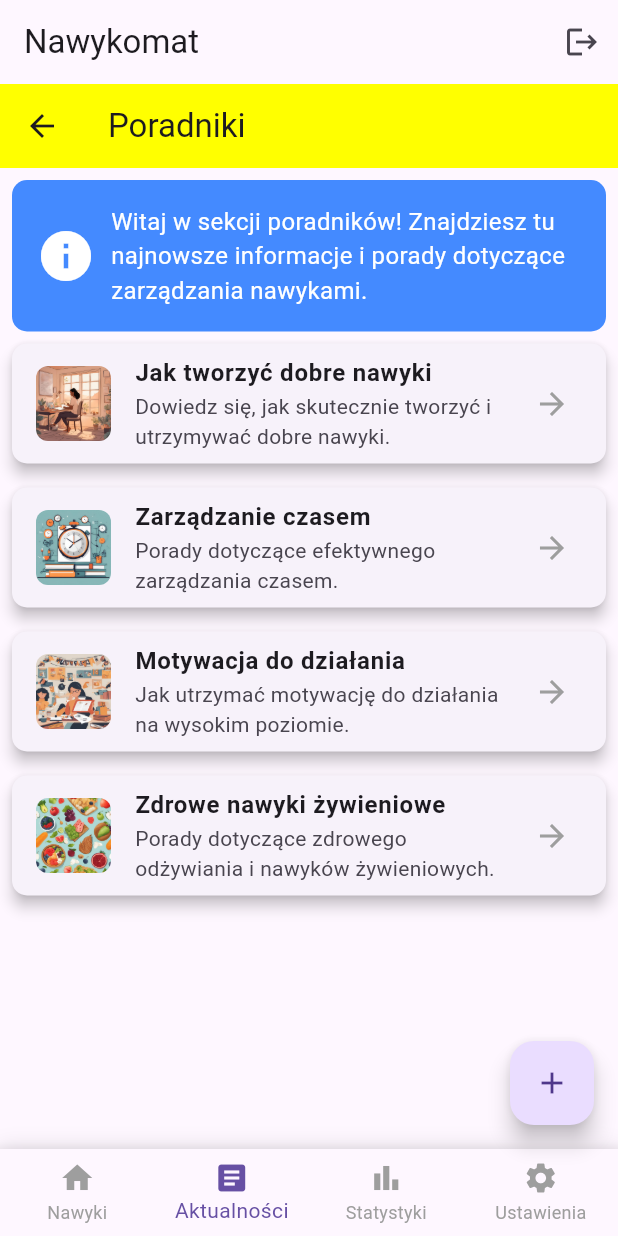
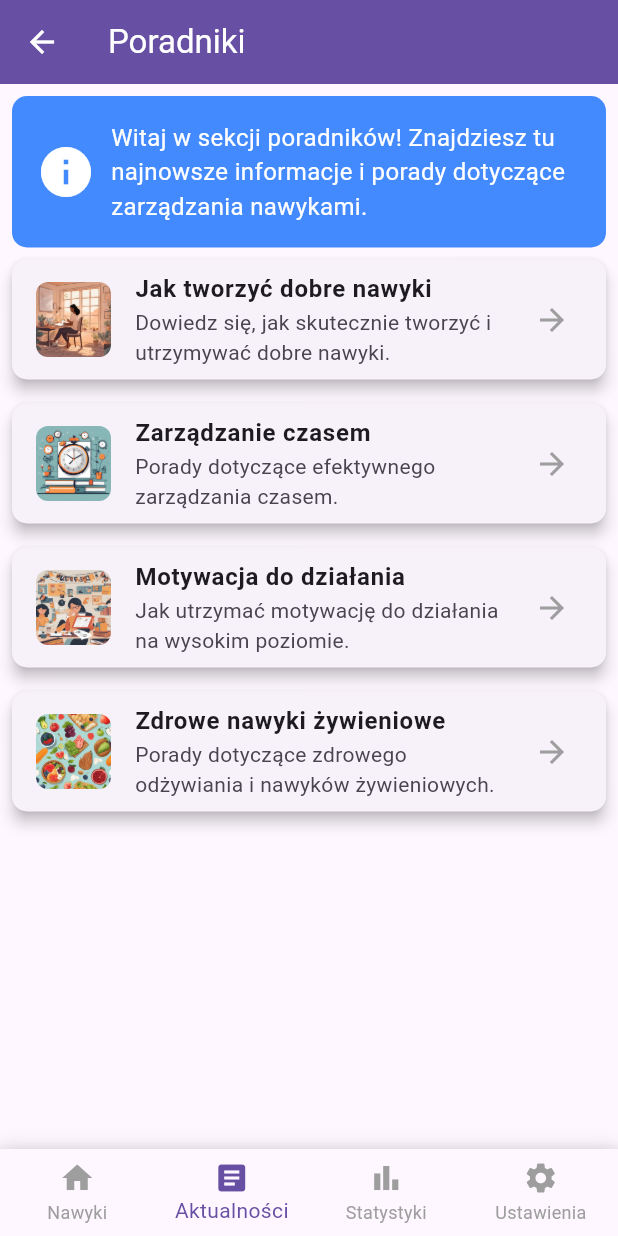
Before and after one commit to devglz/nawykomat-habit-app, a Flutter app: the HomePage screen opened by its route, item 2 of the bottom bar chosen, on a phone screen of 412 x 824 dp. Run offline on Flutter 3.47's test engine with Material 3 defaults, Android fonts, the light colour scheme and no system bars; our stand-ins replace cloud_firestore, firebase_auth, firebase_core, fl_chart, flutter_svg, google_sign_in and 1 more; accounts and stored records are empty.

Commit message:
aktualizacja news_page

```diff
--- a/lib/ui/home/home_page.dart
+++ b/lib/ui/home/home_page.dart
@@ -18,9 +18,8 @@ class HomePage extends StatefulWidget {
 class _HomePageState extends State<HomePage> {
   int _currentIndex = 0;
 
-  // Przywracamy oryginalne strony dla dolnej nawigacji
   final List<Widget> _pages = [
-    const HomePageContent(),  // Nowa główna strona z zakładkami
+    const HomePageContent(),
     const NewsPage(),
     const ProgressPage(),
     const SettingsPage(),
@@ -29,9 +28,11 @@ class _HomePageState extends State<HomePage> {
   @override
   Widget build(BuildContext context) {
     return Scaffold(
-      appBar: AppBar(
+      appBar: _currentIndex == 0
+          ? AppBar(
               title: const Text('Nawykomat'),
-        automaticallyImplyLeading: false, // Usuń strzałkę po lewej stronie
+              backgroundColor: Colors.white,
+              automaticallyImplyLeading: false,
               actions: [
                 IconButton(
                   icon: const Icon(Icons.logout),
@@ -41,12 +42,15 @@ class _HomePageState extends State<HomePage> {
                   },
                 ),
               ],
-      ),
+            )
+          : null,
       body: _pages[_currentIndex],
-      floatingActionButton: FloatingActionButton(
+      floatingActionButton: _currentIndex == 0
+          ? FloatingActionButton(
               onPressed: () => Navigator.pushNamed(context, '/addHabit'),
               child: const Icon(Icons.add),
-      ),
+            )
+          : null,
       bottomNavigationBar: CustomBottomNavigationBar(
         currentIndex: _currentIndex,
         onTap: (index) {
--- a/lib/ui/news/news_page.dart
+++ b/lib/ui/news/news_page.dart
@@ -1,5 +1,6 @@
 // lib/ui/news/news_page.dart
 import 'package:flutter/material.dart';
+import 'package:flutter/foundation.dart' show kIsWeb;
 
 class NewsPage extends StatelessWidget {
   const NewsPage({super.key});
@@ -8,10 +9,10 @@ class NewsPage extends StatelessWidget {
   Widget build(BuildContext context) {
     return Scaffold(
       appBar: AppBar(
-        title: const Text('Poradniki'),
-        backgroundColor: Colors.yellowAccent,
+        title: const Text('Poradniki', style: TextStyle(color: Colors.white)),
+        backgroundColor: const Color(0xFF6750A4),
         leading: IconButton(
-          icon: Icon(Icons.arrow_back),
+          icon: Icon(Icons.arrow_back, color: Colors.white),
           onPressed: () {
             Navigator.pushNamedAndRemoveUntil(context, '/home', (route) => false);
           },
@@ -138,22 +139,27 @@ class GuideDetailPage extends StatelessWidget {
     return Scaffold(
       appBar: AppBar(
         title: Text(title),
-
       ),
-      body: SingleChildScrollView(
+      body: Center(
+        child: ConstrainedBox(
+          constraints: BoxConstraints(maxWidth: 800),
+          child: SingleChildScrollView(
             child: Padding(
               padding: const EdgeInsets.all(16.0),
               child: Column(
-            crossAxisAlignment: CrossAxisAlignment.start,
+                crossAxisAlignment: CrossAxisAlignment.center,
                 children: [
                   Text(
                     title,
                     style: TextStyle(fontSize: 24, fontWeight: FontWeight.bold),
+                    textAlign: TextAlign.center,
                   ),
                   SizedBox(height: 16),
                   ClipRRect(
                     borderRadius: BorderRadius.circular(10),
-                child: Image.network(imageUrl),
+                    child: kIsWeb
+                        ? Image.network(imageUrl, height: 300, fit: BoxFit.cover)
+                        : Image.asset(imageUrl, height: 300, fit: BoxFit.cover),
                   ),
                   SizedBox(height: 16),
                   Container(
@@ -173,12 +179,15 @@ class GuideDetailPage extends StatelessWidget {
                     child: Text(
                       content,
                       style: TextStyle(fontSize: 16, height: 1.5),
+                      textAlign: TextAlign.center,
                     ),
                   ),
                 ],
               ),
             ),
           ),
+        ),
+      ),
     );
   }
 }
--- a/lib/ui/progress/progress_page.dart
+++ b/lib/ui/progress/progress_page.dart
@@ -93,10 +93,10 @@ class ProgressPage extends StatelessWidget {
         builder: (context, state, _) {
           return Scaffold(
             appBar: AppBar(
-              title: const Text('Statystyki i postępy'),
-              backgroundColor: Color.fromARGB(255, 255, 253, 208),
+              title: const Text('Statystyki i postępy', style: TextStyle(color: Colors.white)),
+              backgroundColor: const Color(0xFF6750A4),
               leading: IconButton(
-                icon: Icon(Icons.arrow_back),
+                icon: Icon(Icons.arrow_back, color: Colors.white),
                 onPressed: () {
                   Navigator.pushNamedAndRemoveUntil(context, '/home', (route) => false);
                 },
--- a/lib/ui/settings/notifications_page.dart
+++ b/lib/ui/settings/notifications_page.dart
@@ -74,8 +74,8 @@ class NotificationsPageState extends State<NotificationsPage> {
   Widget build(BuildContext context) {
     return Scaffold(
       appBar: AppBar(
-        title: const Text('Powiadomienia'),
-        backgroundColor: Colors.yellowAccent,
+        title: const Text('Powiadomienia', style: TextStyle(color: Colors.white)),
+        backgroundColor: const Color(0xFF6750A4),
       ),
       body: ListView(
         children: [
--- a/lib/ui/settings/settings_page.dart
+++ b/lib/ui/settings/settings_page.dart
@@ -378,8 +378,8 @@ class SettingsPageState extends State<SettingsPage> {
   Widget build(BuildContext context) {
     return Scaffold(
       appBar: AppBar(
-        title: const Text('Ustawienia'),
-        backgroundColor: Colors.yellowAccent,
+        title: const Text('Ustawienia', style: TextStyle(color: Colors.white)),
+        backgroundColor: const Color(0xFF6750A4),
         leading: IconButton(
           icon: Icon(Icons.arrow_back),
           onPressed: () {
```
Lines whose indentation alone changed are shown as unchanged.
